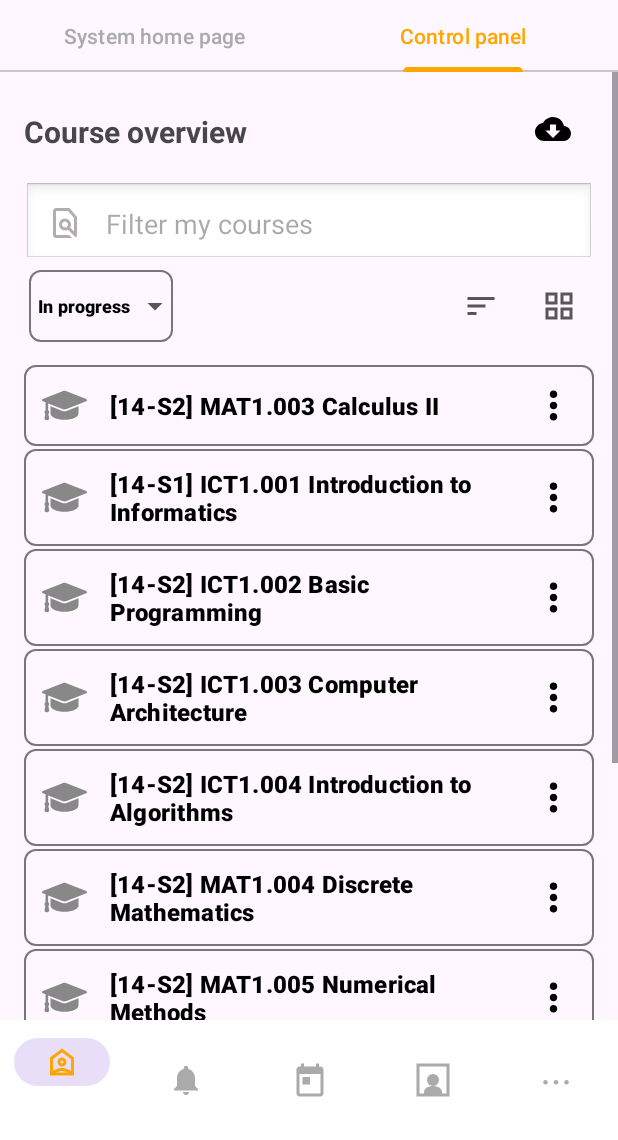
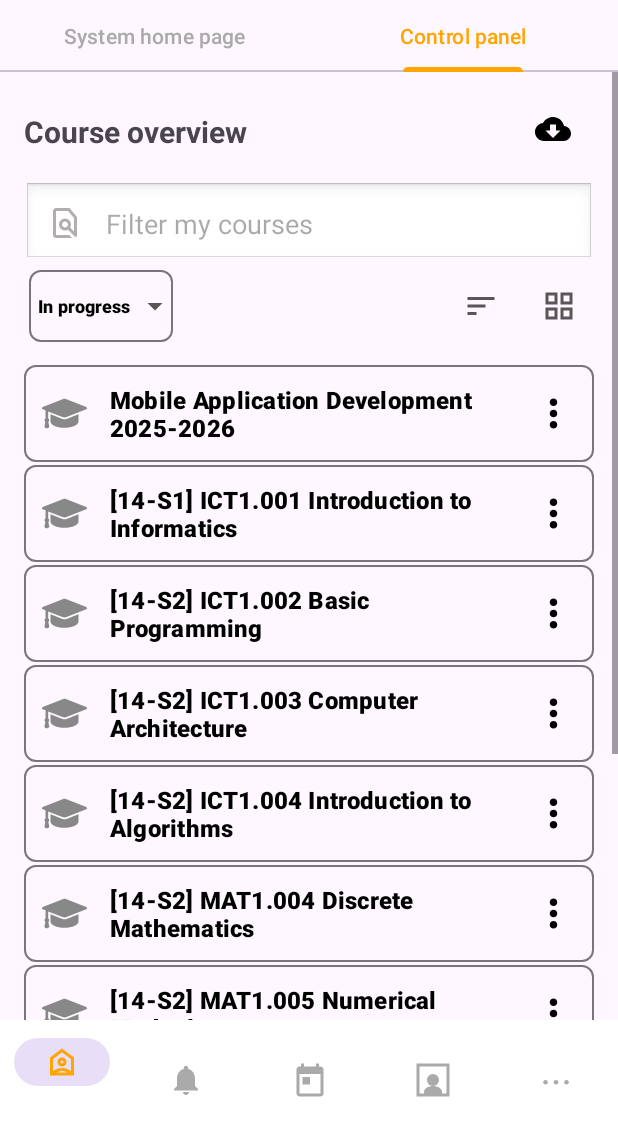
Before and after one commit to nguyenhungict/moodle-app, an Android app: the screen it shows after launch (MainActivity), tab 2 chosen, on a phone screen of 412 x 824 dp, the part 96-1236 px from its top. Run offline under Robolectric (Android 15) with nearby library versions, the phone set to English and light mode, and no system bars.

Commit message:
Fragment

```diff
--- a/app/src/main/java/vn/edu/usth/moodleapp/DashboardFragment.java
+++ b/app/src/main/java/vn/edu/usth/moodleapp/DashboardFragment.java
@@ -8,6 +8,7 @@ import android.widget.Button;
 import android.widget.EditText;
 import android.widget.ImageButton;
 import android.widget.ImageView;
+import android.widget.PopupMenu;
 
 import androidx.annotation.NonNull;
 import androidx.annotation.Nullable;
@@ -22,7 +23,7 @@ public class DashboardFragment extends Fragment {
 
     // Danh sách ID các button course
     private final int[] courseButtonIds = {
-            R.id.btn_cal2,
+            R.id.btn_mobile,
             R.id.btn_ITI,
             R.id.btn_BP,
             R.id.btn_CA,
@@ -49,6 +50,12 @@ public class DashboardFragment extends Fragment {
         btnGrid = view.findViewById(R.id.btn_grid);
         btnProgress = view.findViewById(R.id.btn_progress);
 
+        btnProgress.setOnClickListener(v -> {
+            PopupMenu popupMenu = new PopupMenu(requireContext(), v);
+            popupMenu.getMenuInflater().inflate(R.menu.filter_status, popupMenu.getMenu());
+            popupMenu.show();
+        });
+
         // Ánh xạ và set sự kiện click cho tất cả course button
         for (int id : courseButtonIds) {
             Button courseBtn = view.findViewById(id);
--- a/app/src/main/res/layout/fragment_dashboard.xml
+++ b/app/src/main/res/layout/fragment_dashboard.xml
@@ -114,7 +114,7 @@
 
                 <!-- Item khóa học -->
                 <Button
-                    android:id="@+id/btn_cal2"
+                    android:id="@+id/btn_mobile"
                     style="@style/Widget.Material3.MaterialTimePicker.Button"
                     android:layout_width="match_parent"
                     android:layout_height="wrap_content"
@@ -122,7 +122,7 @@
                     android:drawableLeft="@drawable/graduation_cap"
                     android:drawableRight="@drawable/outline_threedots"
                     android:padding="12dp"
-                    android:text="[14-S2] MAT1.003 Calculus II"
+                    android:text="Mobile Application Development 2025-2026"
                     android:textAlignment="textStart"
                     android:textColor="@color/black"
                     android:textStyle="bold"
--- /dev/null
+++ b/app/src/main/res/menu/filter_status.xml
@@ -0,0 +1,28 @@
+<?xml version="1.0" encoding="utf-8"?>
+<menu xmlns:android="http://schemas.android.com/apk/res/android">
+
+    <item
+        android:id="@+id/menu_all"
+        android:title="All" />
+
+    <item
+        android:id="@+id/menu_in_progress"
+        android:title="In progress" />
+
+    <item
+        android:id="@+id/menu_future"
+        android:title="Future" />
+
+    <item
+        android:id="@+id/menu_past"
+        android:title="Past" />
+
+    <item
+        android:id="@+id/menu_starred"
+        android:title="Starred" />
+
+    <item
+        android:id="@+id/menu_removed"
+        android:title="Removed from view" />
+
+</menu>
```
